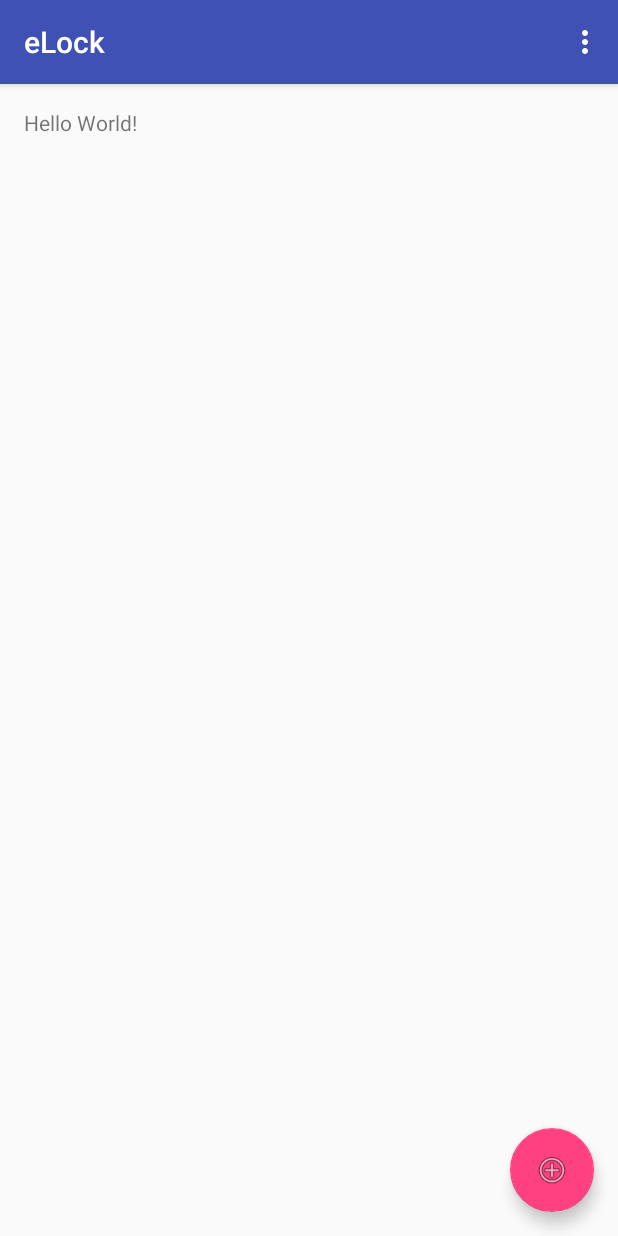
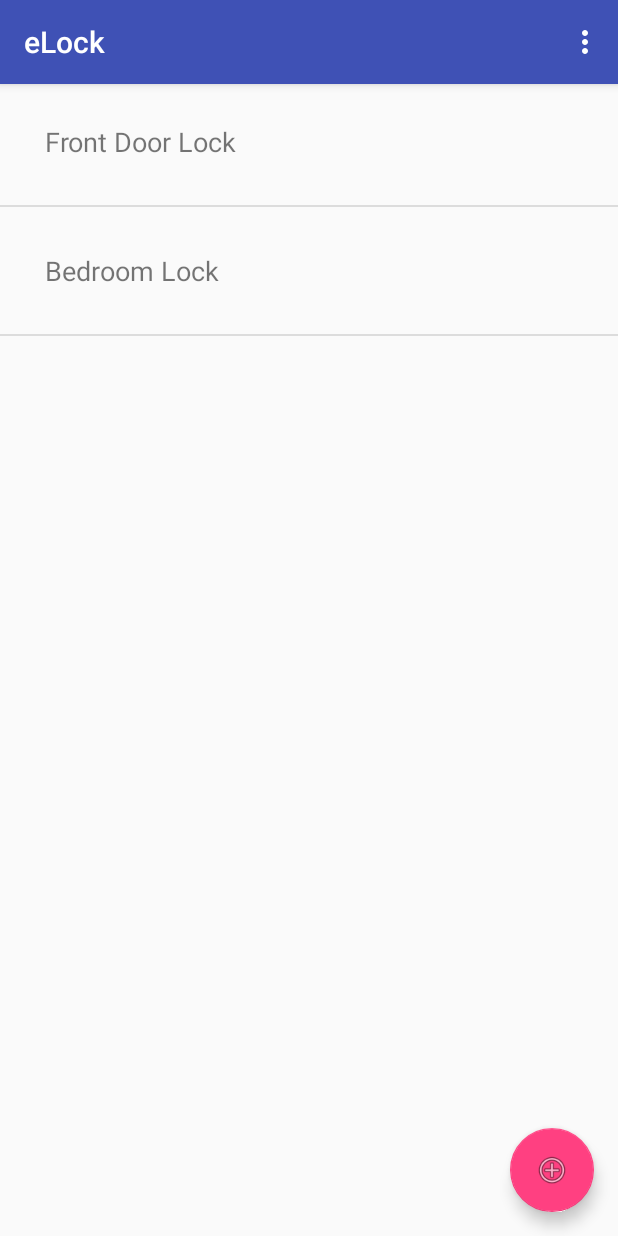
Before and after one commit to Phelps17/eLock, an Android app: the screen it shows after launch (MainActivity), on a phone screen of 412 x 824 dp. Run offline under Robolectric (Android 15) with nearby library versions, the light colour scheme and no system bars; libraries missing offline, so code that uses them is left out: com.pubnub.api; 4 statements that could not run were skipped.

Commit message:
populating the main screen list view

```diff
--- a/Android/app/src/main/java/com/elock/tylerphelps/elock/MainActivity.java
+++ b/Android/app/src/main/java/com/elock/tylerphelps/elock/MainActivity.java
@@ -10,6 +10,11 @@ import android.view.View;
 import android.view.Menu;
 import android.view.MenuItem;
 import android.content.Intent;
+import android.widget.ListView;
+import android.widget.ArrayAdapter;
+import java.util.ArrayList;
+import java.util.Arrays;
+
 import com.pubnub.api.PubNub;
 import com.pubnub.api.PNConfiguration;
 import com.pubnub.api.models.consumer.*;
@@ -28,6 +33,8 @@ public class MainActivity extends AppCompatActivity {
         setContentView(R.layout.activity_main);
         Toolbar toolbar = (Toolbar) findViewById(R.id.toolbar);
         setSupportActionBar(toolbar);
+
+        populateListView();
 
         PNConfiguration pnConfiguration = new PNConfiguration();
         pnConfiguration.setSubscribeKey("pub-c-a8732a53-6069-4292-8981-a1a9a230172f");
@@ -98,4 +105,19 @@ public class MainActivity extends AppCompatActivity {
                     CommonStatusCodes.getStatusCodeString(resultCode)));
         } else super.onActivityResult(requestCode, resultCode, data);
     }*/
+
+    public void populateListView() {
+        ListView listView = (ListView) findViewById(R.id.scrolling_list);
+
+        // Create and populate a List of planet names.
+        String[] locks = new String[] {"Front Door Lock", "Bedroom Lock"};
+        ArrayList<String> lockList = new ArrayList<String>();
+        lockList.addAll( Arrays.asList(locks) );
+
+        // Create ArrayAdapter using the planet list.
+        ArrayAdapter listAdapter = new ArrayAdapter<String>(this, R.layout.list_row, lockList);
+
+        // Set the ArrayAdapter as the ListView's adapter.
+        listView.setAdapter( listAdapter );
+    }
 }
--- a/Android/app/src/main/res/layout/activity_main.xml
+++ b/Android/app/src/main/res/layout/activity_main.xml
@@ -22,8 +22,6 @@
 
     </android.support.design.widget.AppBarLayout>
 
-    <include layout="@layout/content_main"/>
-
     <android.support.design.widget.FloatingActionButton
         android:id="@+id/fab"
         android:layout_width="wrap_content"
@@ -32,4 +30,10 @@
         android:layout_margin="@dimen/fab_margin"
         app:srcCompat="@android:drawable/ic_menu_add"/>
 
+    <ListView
+        android:layout_width="match_parent"
+        android:layout_height="match_parent"
+        android:id="@+id/scrolling_list"
+        android:layout_marginTop="52dp"/>
+
 </android.support.design.widget.CoordinatorLayout>
--- /dev/null
+++ b/Android/app/src/main/res/layout/list_row.xml
@@ -0,0 +1,8 @@
+<?xml version="1.0" encoding="utf-8"?>
+<TextView xmlns:android="http://schemas.android.com/apk/res/android"
+          android:id="@+id/rowTextView"
+          android:layout_width="fill_parent"
+          android:layout_height="wrap_content"
+          android:padding="30dp"
+          android:textSize="18sp" >
+</TextView>
```
